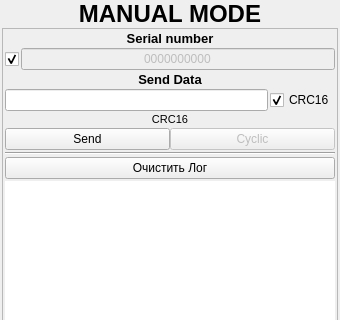
Above: ANDROID_FORMS/hands_enter_form.ui from DavidSiegman/PLC_RF_Configurator before the change; both pictures show x 0 to 340 and y 0 to 320 of the 340 by 560 pixel window. Below: the same form after it.
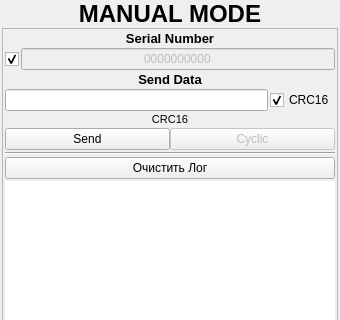
That is the form after the change. Icons and pictures are not drawn.

Patch:
```diff
--- a/ANDROID_FORMS/hands_enter_form.ui
+++ b/ANDROID_FORMS/hands_enter_form.ui
@@ -139,7 +139,7 @@
              </font>
             </property>
             <property name="text">
-             <string>Serial number</string>
+             <string>Serial Number</string>
             </property>
             <property name="alignment">
              <set>Qt::AlignCenter</set>
```
